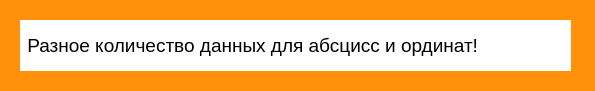
Above: different_quantity.ui from AnnaSus1ova/C-project before the change. Below: the same form after it.
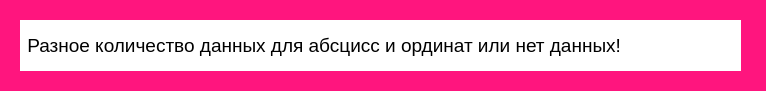
That is the form after the change.

```diff
--- a/different_quantity.ui
+++ b/different_quantity.ui
@@ -6,7 +6,7 @@
    <rect>
     <x>0</x>
     <y>0</y>
-    <width>595</width>
+    <width>766</width>
     <height>91</height>
    </rect>
   </property>
@@ -23,14 +23,14 @@
    <bool>false</bool>
   </property>
   <property name="styleSheet">
-   <string notr="true">background-color: rgb(255, 145, 10);</string>
+   <string notr="true">background-color: rgb(255, 21, 126)</string>
   </property>
   <widget class="QLineEdit" name="lineEdit">
    <property name="geometry">
     <rect>
      <x>20</x>
      <y>20</y>
-     <width>551</width>
+     <width>721</width>
      <height>51</height>
     </rect>
    </property>
@@ -44,7 +44,7 @@
 </string>
    </property>
    <property name="text">
-    <string> Разное количество данных для абсцисс и ординат!</string>
+    <string> Разное количество данных для абсцисс и ординат или нет данных!</string>
    </property>
    <property name="maxLength">
     <number>32770</number>
```
Left out of the diff: 2 changed lines with no effect on the pictures.
